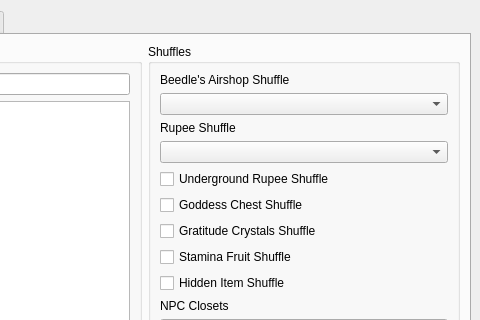
Qt form gui/ui/main.ui (mint-choc-chip-skyblade/sshd-rando) before a commit; both pictures show x 907 to 1387 and y 0 to 320 of the 1387 by 845 pixel window.
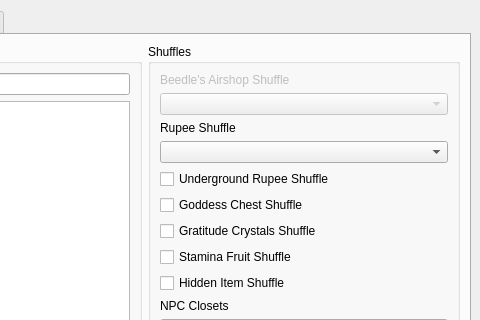
The same form after that commit. The open tabs and pages were chosen to show the change. Custom widgets are drawn as their Qt base class.

```diff
--- a/gui/ui/main.ui
+++ b/gui/ui/main.ui
@@ -1637,13 +1637,20 @@
           <layout class="QVBoxLayout" name="verticalLayout_10">
            <item>
             <widget class="QLabel" name="beedle_shop_shuffle_label">
+             <property name="enabled">
+              <bool>false</bool>
+             </property>
              <property name="text">
               <string>Beedle's Airshop Shuffle</string>
              </property>
             </widget>
            </item>
            <item>
-            <widget class="QComboBox" name="setting_beedle_shop_shuffle"/>
+            <widget class="QComboBox" name="setting_beedle_shop_shuffle">
+             <property name="enabled">
+              <bool>false</bool>
+             </property>
+            </widget>
            </item>
            <item>
             <widget class="QLabel" name="rupee_shuffle_label">
```
Left out of the diff: 2 changed lines with no effect on the pictures.
